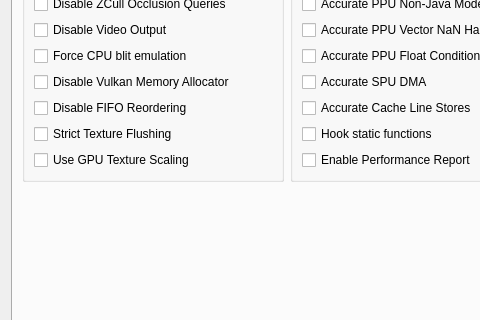
RPCS3/rpcs3, file rpcs3/rpcs3qt/settings_dialog.ui: the form before one commit; both pictures show x 0 to 480 and y 211 to 531 of the 856 by 688 pixel window.
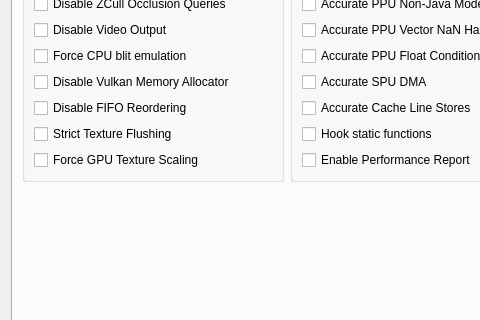
The form after the commit. The open tabs and pages were chosen to show the change. Icons and pictures are not drawn.

Commit message:
Settings: Rename to Force GPU Texture Scaling
Before the setting's name was Use GPU Texture Scaling

What changed in the file:
```diff
--- a/rpcs3/rpcs3qt/settings_dialog.ui
+++ b/rpcs3/rpcs3qt/settings_dialog.ui
@@ -4120,7 +4120,7 @@
              <item>
               <widget class="QCheckBox" name="gpuTextureScaling">
                <property name="text">
-                <string>Use GPU Texture Scaling</string>
+                <string>Force GPU Texture Scaling</string>
                </property>
               </widget>
              </item>
```
